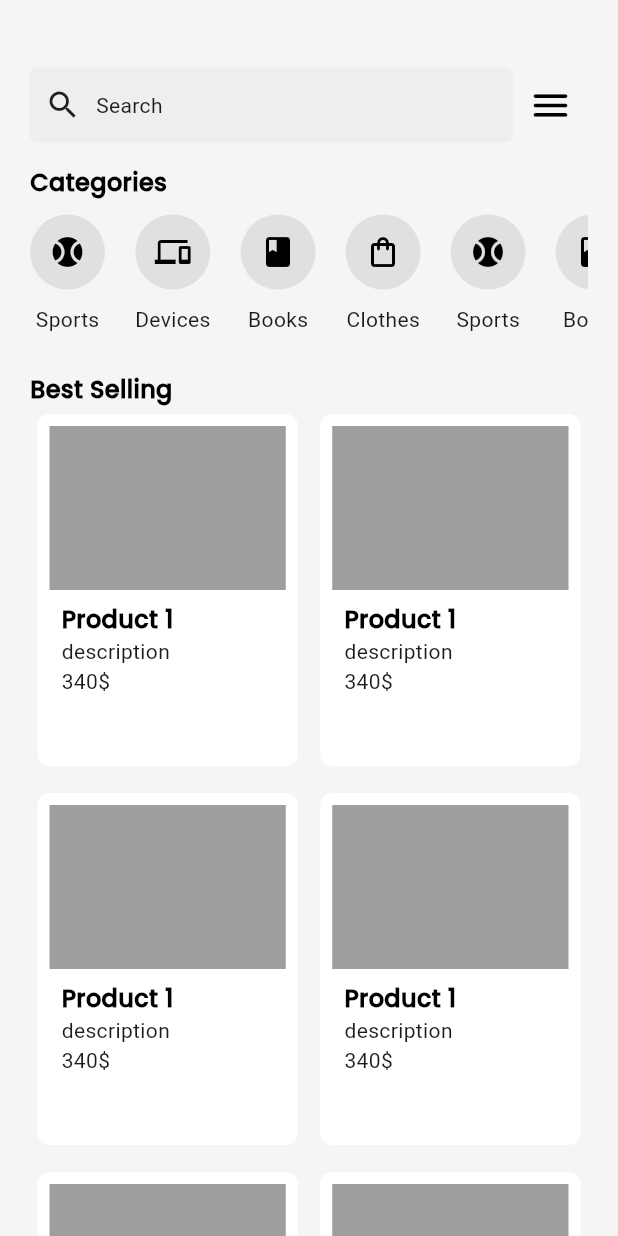
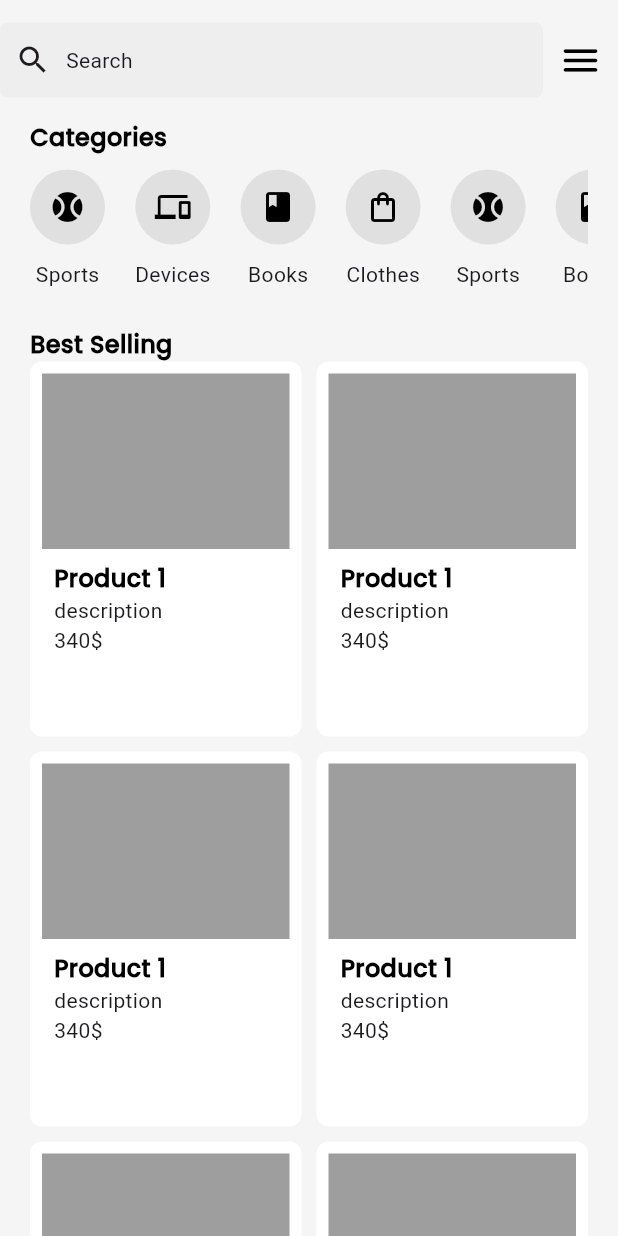
Before and after one commit to AbdelrahmanTelabrak/Instant-Flutter_Nike-App, a Flutter app: the screen it shows after launch, on a phone screen of 412 x 824 dp. Run offline on Flutter 3.47's test engine with Material 3 defaults, Android fonts, the phone set to English and light mode, and no system bars; our stand-ins replace flutter_svg, smooth_page_indicator.

Commit message:
Session 20

```diff
--- a/lib/sessions/session19/widgets.dart
+++ b/lib/sessions/session19/widgets.dart
@@ -102,9 +102,7 @@ Widget catItem(IconData icon, String txt){
 
 Widget bestSellItem(){
   return Container(
-    height: 250,
     padding: EdgeInsets.all(8.0),
-    margin: EdgeInsets.symmetric(horizontal: 5.0, vertical: 5.0),
     decoration: BoxDecoration(
       color: Colors.white,
       borderRadius: BorderRadius.circular(8),
--- a/lib/sessions/session19/workshop.dart
+++ b/lib/sessions/session19/workshop.dart
@@ -8,14 +8,19 @@ class SportsStore extends StatelessWidget {
   Widget build(BuildContext context) {
     return Scaffold(
       backgroundColor: Colors.grey.shade100,
+      appBar: AppBar(
+        backgroundColor: Colors.grey.shade100,
+        leading: sportsAppbar(),
+        leadingWidth: double.infinity,
+        toolbarHeight: 80,
+      ),
       body: Padding(
         padding: const EdgeInsets.symmetric(horizontal: 20.0),
         child: SingleChildScrollView(
           child: Column(
             crossAxisAlignment: CrossAxisAlignment.start,
             children: [
-              const SizedBox(height: 30),
-              sportsAppbar(),
+              //sportsAppbar(),
               catSection(),
               const SizedBox(height: 15),
               title('Best Selling'),
@@ -23,9 +28,9 @@ class SportsStore extends StatelessWidget {
                 child: GridView.builder(
                   gridDelegate: const SliverGridDelegateWithFixedCrossAxisCount(
                     crossAxisCount: 2,
-                    mainAxisSpacing: 8.0,
-                    crossAxisSpacing: 5.0,
-                    childAspectRatio: 3/4,
+                    mainAxisSpacing: 10.0, // Gap between rows
+                    crossAxisSpacing: 10.0, // Gap between columns
+                    mainAxisExtent: 250,
                   ),
                   physics: const NeverScrollableScrollPhysics(),
                   shrinkWrap: true,
```
